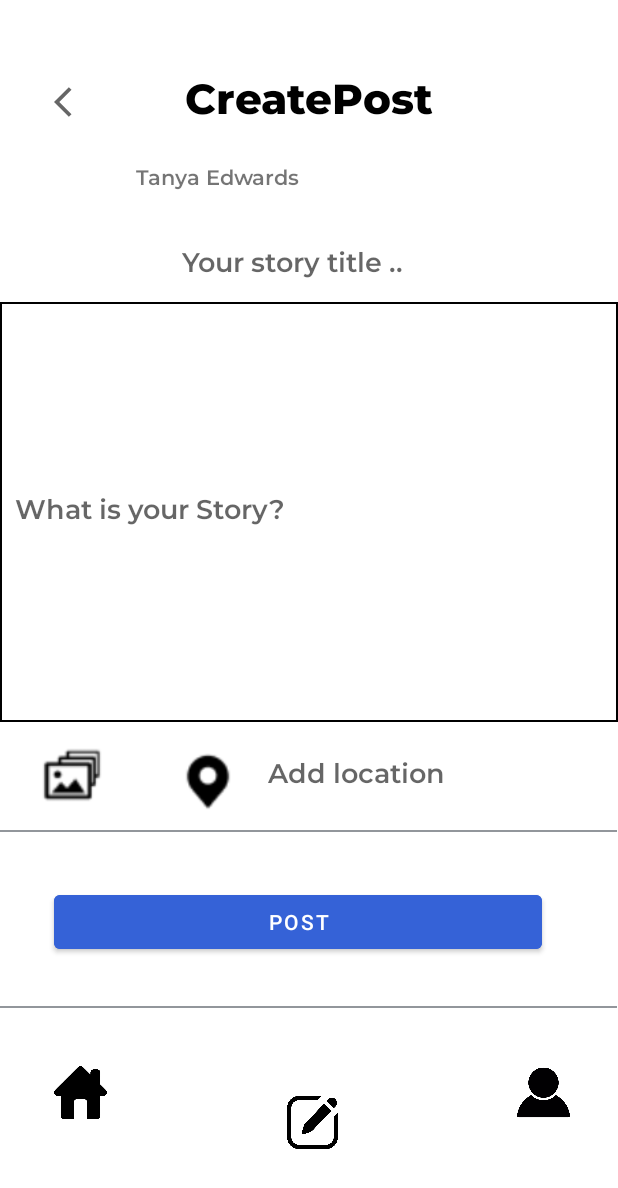
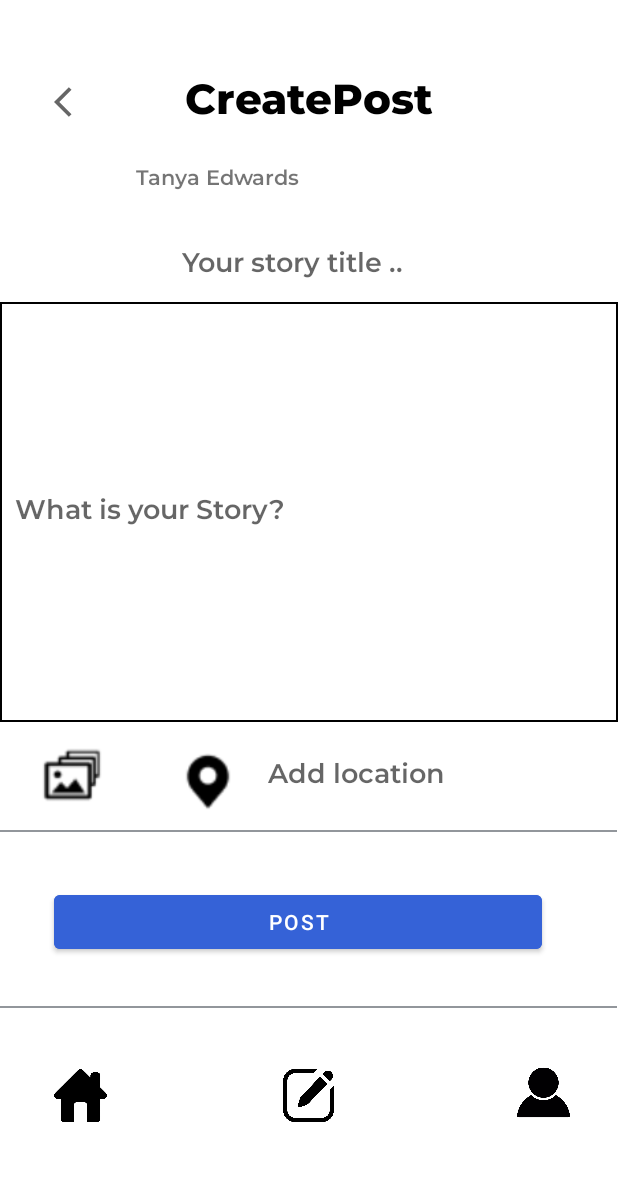
Before and after one commit to tolobret/TugasAkhirPAPB, an Android app: the screen it shows after launch (CreatePost), after a tap on "POST", on a phone screen of 412 x 824 dp. Shown: the top 1188 px of the screen. Run offline under Robolectric (Android 15) with nearby library versions, the phone set to English and light mode, and no system bars; our stand-ins replace Firebase (no records; nobody signed in at launch, a user with empty details on screens opened directly); Roboto replaces fonts that are not available here; 1 statement that could not run was skipped.

Commit message:
revisi upload file

```diff
--- a/app/src/main/java/com/example/tugasakhirpapb/CreatePost.kt
+++ b/app/src/main/java/com/example/tugasakhirpapb/CreatePost.kt
@@ -27,6 +27,7 @@ class CreatePost : AppCompatActivity() {
     lateinit var imgPhoto : ImageView
 
     lateinit var filePath : Uri
+    lateinit var date : String
 
     override fun onCreate(savedInstanceState: Bundle?) {
         super.onCreate(savedInstanceState)
@@ -40,7 +41,7 @@ class CreatePost : AppCompatActivity() {
 
         database = FirebaseDatabase.getInstance().getReference()
 
-        val date: String = SimpleDateFormat("yyyy-MM-dd", Locale.getDefault()).format(Date())
+        date = SimpleDateFormat("yyyy-MM-dd", Locale.getDefault()).format(Date())
 
 
         btPost.setOnClickListener(){
@@ -54,7 +55,10 @@ class CreatePost : AppCompatActivity() {
             textJudul.text.toString(),
             textKonten.text.toString(),
             textLocation.text.toString(),
-
+            "",
+            "foto_"+textJudul.text.toString(),
+            0,
+            date
             )
         database.child("konten").child(textJudul.text.toString()).setValue(konten).addOnSuccessListener {
             Toast.makeText(this,"Successfully Posted", Toast.LENGTH_SHORT).show()
@@ -74,7 +78,7 @@ class CreatePost : AppCompatActivity() {
             pd.setTitle("Uploading")
             pd.show()
 
-            var imageRef : StorageReference = FirebaseStorage.getInstance().reference.child("konten_images").child(textJudul.text.toString())
+            var imageRef : StorageReference = FirebaseStorage.getInstance().reference.child("konten_images").child("foto_"+textJudul.text.toString())
             imageRef.putFile(filePath)
                 .addOnSuccessListener { p0 ->
                     pd.dismiss()
--- a/app/src/main/java/com/example/tugasakhirpapb/Model/Konten.kt
+++ b/app/src/main/java/com/example/tugasakhirpapb/Model/Konten.kt
@@ -8,9 +8,9 @@ data class Konten(val judul : String? = null,
                   val konten_cerita : String? = null,
                   val location : String? = null,
                   val userName : String? = null,
-                  val foto : Blob? = null,
+                  val foto : String? = null,
                   val like_count : Int? = 0,
-                  val created_date : Date? = null){
+                  val created_date : String? = null){
 
 
 }
--- a/app/src/main/res/layout/activity_create_post.xml
+++ b/app/src/main/res/layout/activity_create_post.xml
@@ -161,7 +161,7 @@
         app:layout_constraintBottom_toBottomOf="parent"
         app:layout_constraintStart_toStartOf="parent"
         app:layout_constraintTop_toBottomOf="@+id/imageView13"
-        app:layout_constraintVertical_bias="0.333"
+        app:layout_constraintVertical_bias="0.35"
         app:srcCompat="@drawable/home_icon" />
 
     <ImageView
@@ -170,8 +170,10 @@
         android:layout_height="35dp"
         app:layout_constraintBottom_toBottomOf="parent"
         app:layout_constraintEnd_toStartOf="@+id/bt_profile"
+        app:layout_constraintHorizontal_bias="0.491"
         app:layout_constraintStart_toEndOf="@+id/bt_home"
         app:layout_constraintTop_toBottomOf="@+id/imageView13"
+        app:layout_constraintVertical_bias="0.35"
         app:srcCompat="@drawable/post_icon" />
 
     <EditText
```
